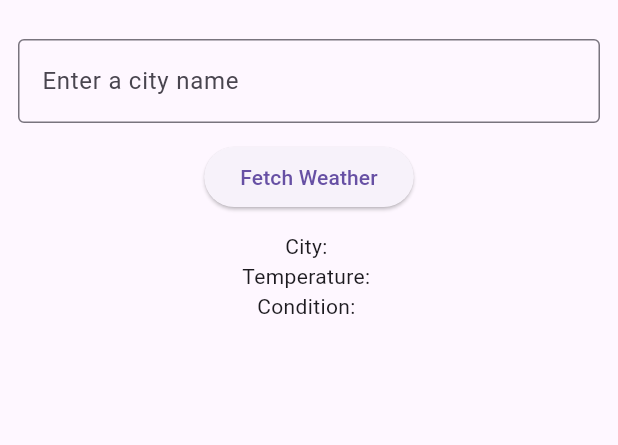
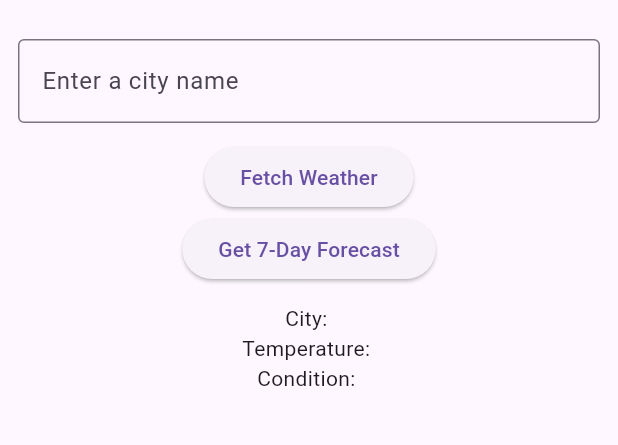
Before and after one commit to KaozhiChen/weather_info_app, a Flutter app: the screen it shows after launch, on a phone screen of 412 x 824 dp, the part 63-508 px from its top. Run offline on Flutter 3.47's test engine with Material 3 defaults, Android fonts, the phone set to English and light mode, and no system bars.

Commit message:
Implemented 7-day weather forecast feature

```diff
--- a/lib/main.dart
+++ b/lib/main.dart
@@ -31,12 +31,27 @@ class _WeatherPageState extends State<WeatherPage> {
   String temperature = '';
   String weatherCondition = '';
 
+  List<Map<String, String>> forcastList = [];
+
   void _fetchWeather() {
     setState(() {
       cityName = _cityController.text;
       temperature = '${15 + Random().nextInt(16)}°C';
       List<String> conditions = ['Sunny', 'Cloudy', 'Rainy'];
       weatherCondition = conditions[Random().nextInt(conditions.length)];
+    });
+  }
+
+  void _getForecast() {
+    setState(() {
+      cityName = _cityController.text;
+      forcastList = List.generate(7, (index) {
+        String day = 'Day ${index + 1}';
+        String temp = '${15 + Random().nextInt(16)}°C';
+        List<String> conditions = ['Sunny', 'Cloudy', 'Rainy'];
+        String condition = conditions[Random().nextInt(conditions.length)];
+        return {'day': day, 'temp': temp, 'condition': condition};
+      });
     });
   }
 
@@ -62,10 +77,32 @@ class _WeatherPageState extends State<WeatherPage> {
               onPressed: _fetchWeather,
               child: const Text('Fetch Weather'),
             ),
+            ElevatedButton(
+              onPressed: _getForecast,
+              child: const Text('Get 7-Day Forecast'),
+            ),
             const SizedBox(height: 12),
             Text('City: $cityName'),
             Text('Temperature: $temperature'),
             Text('Condition: $weatherCondition'),
+            const SizedBox(height: 12),
+            forcastList.isNotEmpty
+                ? Column(
+                    crossAxisAlignment: CrossAxisAlignment.start,
+                    children: [
+                      const Text('7-day forecast:'),
+                      ...forcastList.map((item) {
+                        return Column(
+                          children: [
+                            Text(
+                                '${item['day']}: ${item['temp']} (${item['condition']})'),
+                            const SizedBox(height: 5),
+                          ],
+                        );
+                      }),
+                    ],
+                  )
+                : Container(),
           ],
         ),
       ),
```
